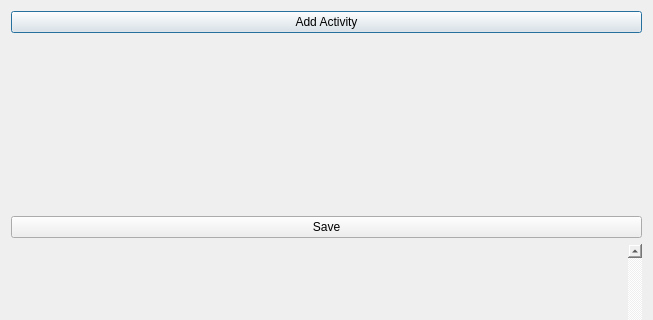
This is Code/PaperFriend/all_habits.ui in RomainPuech/Paper-Friend as Qt 5 draws it before an edit; both pictures show x 0 to 653 and y 0 to 320 of the 653 by 482 pixel window. The edited form follows.
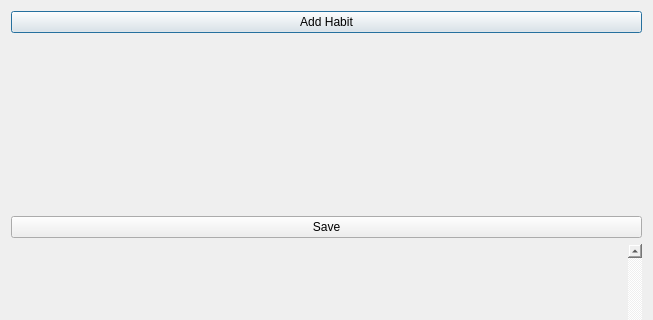
This is the edited form.

Patch:
```diff
--- a/Code/PaperFriend/all_habits.ui
+++ b/Code/PaperFriend/all_habits.ui
@@ -19,7 +19,7 @@
      <item>
       <widget class="QPushButton" name="add_activity_button">
        <property name="text">
-        <string>Add Activity</string>
+        <string>Add Habit</string>
        </property>
       </widget>
      </item>
```
Left out of the diff: 6 changed lines with no effect on the pictures.
